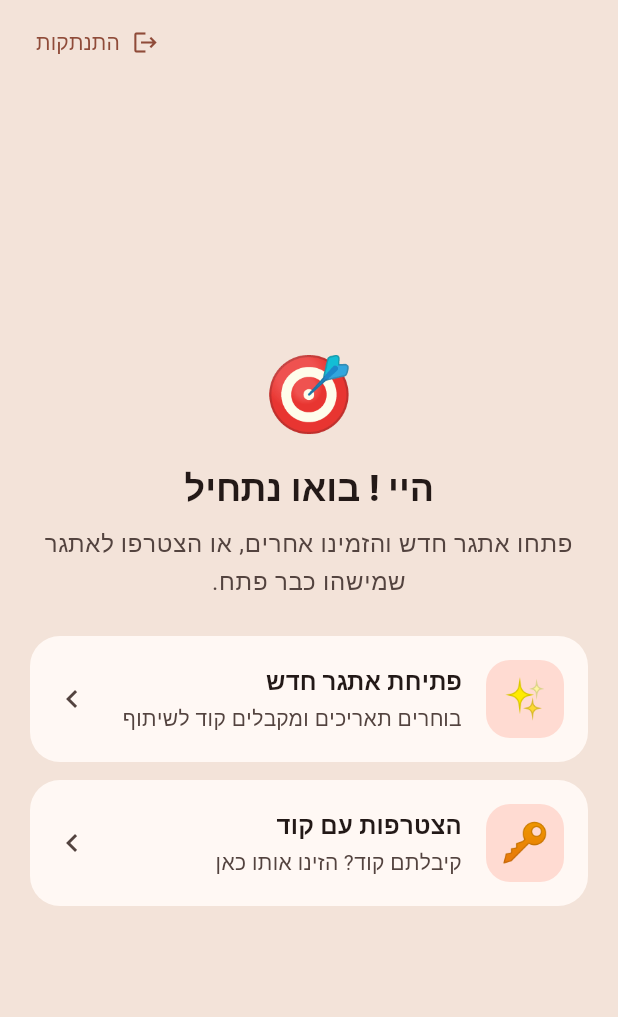
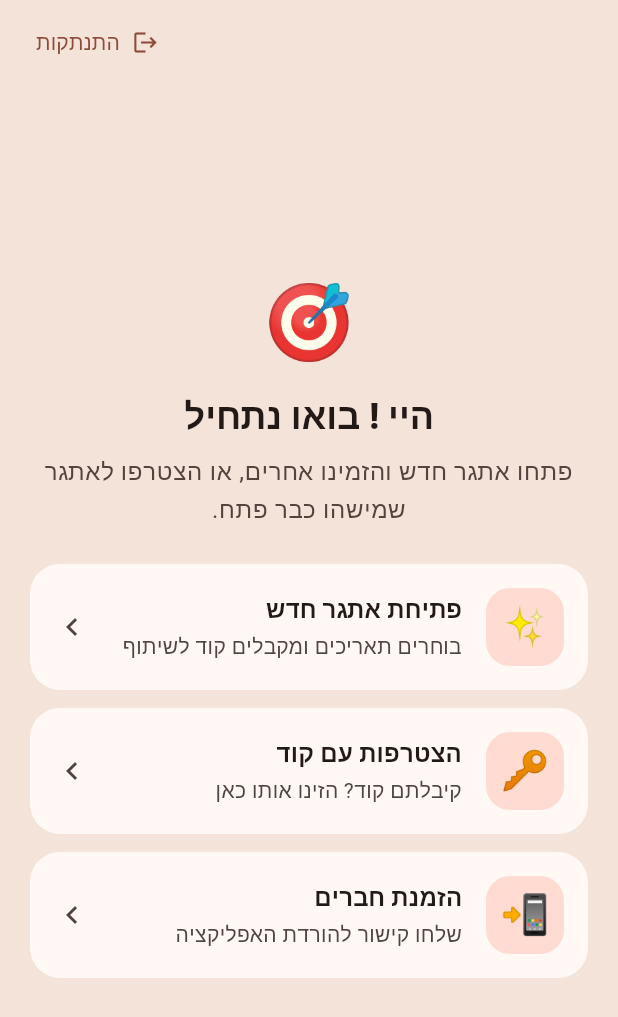
Before and after one commit to eitanco2005-cmd/goals, a Flutter app: the PairingScreen screen opened by its route, on a phone screen of 412 x 824 dp. Shown: the top 1017 px of the screen. Run offline on Flutter 3.47's test engine with Material 3 defaults, Android fonts, the phone set to English and light mode, and no system bars; our stand-ins replace app_links, cloud_firestore, firebase_auth, firebase_core, flutter_local_notifications, flutter_riverpod and 8 more; missing offline and left inert: dart:js_interop, home_widget, quick_actions, workmanager; accounts and stored records are empty; statements that could not run were skipped.

Commit message:
Start screen: invite friends to download the app [skip ci]
Co-Authored-By: Claude Opus 5.5 <noreply@anthropic.com>
Claude-Session: https://claude.ai/code/session_01WwXrbRaUDWz81V3Ag6aeDX

```diff
--- a/lib/features/pairing/pairing_screen.dart
+++ b/lib/features/pairing/pairing_screen.dart
@@ -1,6 +1,7 @@
 import 'package:flutter_riverpod/flutter_riverpod.dart';
 import 'package:material_ui/material_ui.dart';
 
+import '../../core/config.dart';
 import '../../core/providers.dart';
 import '../../l10n/gen/app_localizations.dart';
 import 'create_challenge_form.dart';
@@ -131,12 +132,12 @@ class _PairingScreenState extends ConsumerState<PairingScreen> {
   }
 }
 
-class _ModeChoice extends StatelessWidget {
+class _ModeChoice extends ConsumerWidget {
   const _ModeChoice({required this.onSelected});
   final ValueChanged<_PairMode> onSelected;
 
   @override
-  Widget build(BuildContext context) {
+  Widget build(BuildContext context, WidgetRef ref) {
     final l = AppLocalizations.of(context);
     return Column(
       crossAxisAlignment: CrossAxisAlignment.stretch,
@@ -154,6 +155,20 @@ class _ModeChoice extends StatelessWidget {
           subtitle: l.pairJoinSubtitle,
           onTap: () => onSelected(_PairMode.join),
         ),
+        const SizedBox(height: 12),
+        // Before there's a challenge: send friends the download link.
+        _ChoiceCard(
+          key: const ValueKey('invite-download'),
+          emoji: '📲',
+          title: l.pairInviteTitle,
+          subtitle: l.pairInviteSubtitle,
+          onTap: () => shareOrCopy(
+            ref,
+            ScaffoldMessenger.of(context),
+            l.pairInviteText('$siteUrl/download'),
+            copiedMessage: l.inviteCopied,
+          ),
+        ),
       ],
     );
   }
@@ -161,6 +176,7 @@ class _ModeChoice extends StatelessWidget {
 
 class _ChoiceCard extends StatelessWidget {
   const _ChoiceCard({
+    super.key,
     required this.emoji,
     required this.title,
     required this.subtitle,
--- a/lib/l10n/app_en.arb
+++ b/lib/l10n/app_en.arb
@@ -105,6 +105,10 @@
   "@todayValueHours": {"placeholders": {"value": {"type": "String"}}},
   "goalsTimeMinutes": "Minutes",
   "goalsTimeHours": "Hours",
+  "pairInviteTitle": "Invite friends",
+  "pairInviteSubtitle": "Send a link to download the app",
+  "pairInviteText": "Let's do a challenge together on Goals! Download the app: {link}",
+  "@pairInviteText": {"placeholders": {"link": {"type": "String"}}},
   "statusUnlogged": "Not logged",
   "goalsDeleted": "\"{goal}\" deleted",
   "@goalsDeleted": {"placeholders": {"goal": {"type": "String"}}},
--- a/lib/l10n/app_he.arb
+++ b/lib/l10n/app_he.arb
@@ -96,6 +96,9 @@
   "todayValueHours": "{value} שע׳",
   "goalsTimeMinutes": "דקות",
   "goalsTimeHours": "שעות",
+  "pairInviteTitle": "הזמנת חברים",
+  "pairInviteSubtitle": "שלחו קישור להורדת האפליקציה",
+  "pairInviteText": "בואו נעשה אתגר ביחד ב-Goals! להורדת האפליקציה: {link}",
   "statusUnlogged": "לא עודכן",
   "goalsDeleted": "\"{goal}\" נמחק",
   "pairEditGoals": "עריכת היעדים",
--- a/lib/l10n/gen/app_localizations.dart
+++ b/lib/l10n/gen/app_localizations.dart
@@ -371,7 +371,7 @@ abstract class AppLocalizations {
   /// No description provided for @pairInviteTitle.
   ///
   /// In en, this message translates to:
-  /// **'Your invite code'**
+  /// **'Invite friends'**
   String get pairInviteTitle;
 
   /// No description provided for @pairInviteExplain.
@@ -643,6 +643,18 @@ abstract class AppLocalizations {
   /// In en, this message translates to:
   /// **'Hours'**
   String get goalsTimeHours;
+
+  /// No description provided for @pairInviteSubtitle.
+  ///
+  /// In en, this message translates to:
+  /// **'Send a link to download the app'**
+  String get pairInviteSubtitle;
+
+  /// No description provided for @pairInviteText.
+  ///
+  /// In en, this message translates to:
+  /// **'Let\'s do a challenge together on Goals! Download the app: {link}'**
+  String pairInviteText(String link);
 
   /// No description provided for @statusUnlogged.
   ///
--- a/lib/l10n/gen/app_localizations_he.dart
+++ b/lib/l10n/gen/app_localizations_he.dart
@@ -164,7 +164,7 @@ class AppLocalizationsHe extends AppLocalizations {
   String get pairJoinButton => 'הצטרפות לאתגר';
 
   @override
-  String get pairInviteTitle => 'קוד ההזמנה שלכם';
+  String get pairInviteTitle => 'הזמנת חברים';
 
   @override
   String get pairInviteExplain =>
@@ -312,6 +312,14 @@ class AppLocalizationsHe extends AppLocalizations {
 
   @override
   String get goalsTimeHours => 'שעות';
+
+  @override
+  String get pairInviteSubtitle => 'שלחו קישור להורדת האפליקציה';
+
+  @override
+  String pairInviteText(String link) {
+    return 'בואו נעשה אתגר ביחד ב-Goals! להורדת האפליקציה: $link';
+  }
 
   @override
   String get statusUnlogged => 'לא עודכן';
```
Also changed, not shown: lib/l10n/gen/app_localizations_en.dart (+9 -1 lines), 1 other file.
